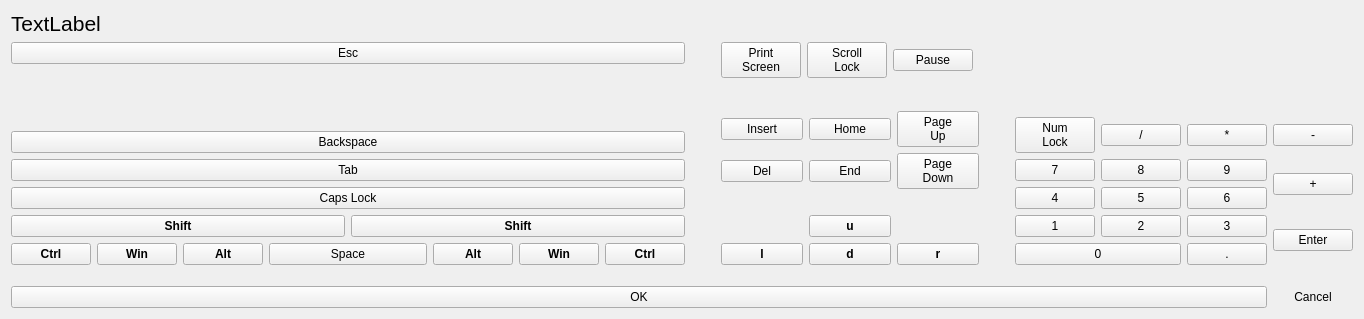
ewerybody/a2, file ui/a2widget/keyboard/base.ui: the form before one commit.
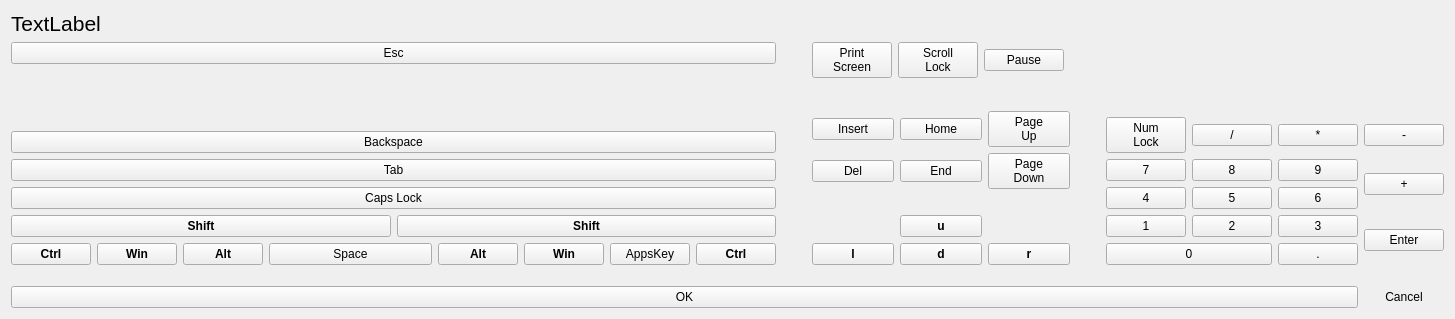
The form after the commit.

Commit message: added apps key

Patch:
```diff
--- a/ui/a2widget/keyboard/base.ui
+++ b/ui/a2widget/keyboard/base.ui
@@ -6,7 +6,7 @@
    <rect>
     <x>0</x>
     <y>0</y>
-    <width>1364</width>
+    <width>1455</width>
     <height>319</height>
    </rect>
   </property>
@@ -123,7 +123,7 @@
          </layout>
         </item>
         <item>
-         <layout class="QHBoxLayout" name="bottom_row" stretch="0,0,0,1,0,0,0">
+         <layout class="QHBoxLayout" name="bottom_row" stretch="0,0,0,1,0,0,0,0">
           <item>
            <widget class="QPushButton" name="l_ctrl_key">
             <property name="font">
@@ -168,6 +168,9 @@
             <property name="text">
              <string>Space</string>
             </property>
+            <property name="checkable">
+             <bool>true</bool>
+            </property>
            </widget>
           </item>
           <item>
@@ -196,6 +199,13 @@
             </property>
            </widget>
           </item>
+          <item>
+           <widget class="QPushButton" name="r_apps_key">
+            <property name="text">
+             <string>AppsKey</string>
+            </property>
+           </widget>
+          </item>
           <item>
            <widget class="QPushButton" name="r_ctrl_key">
             <property name="font">
```
The commit also changes 1 other file.
